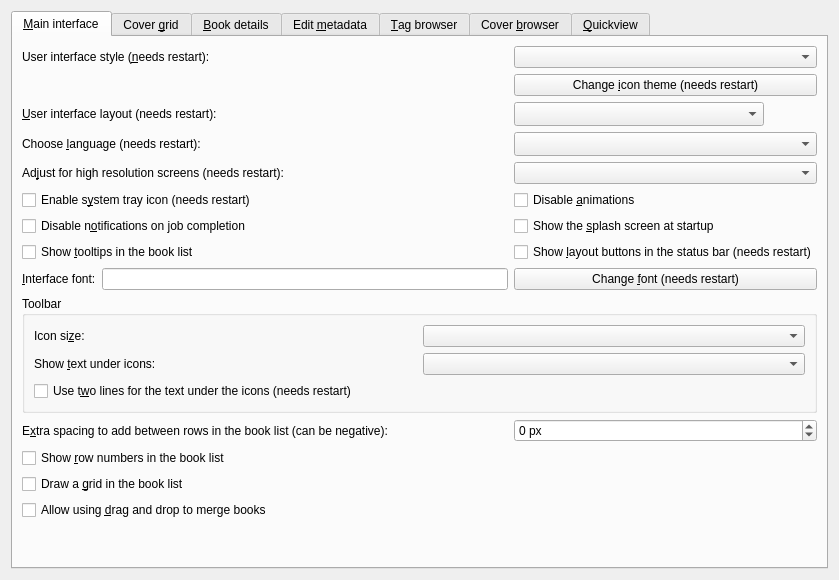
The window that src/calibre/gui2/preferences/look_feel.ui (kovidgoyal/calibre) describes before a commit, drawn with Qt 5.
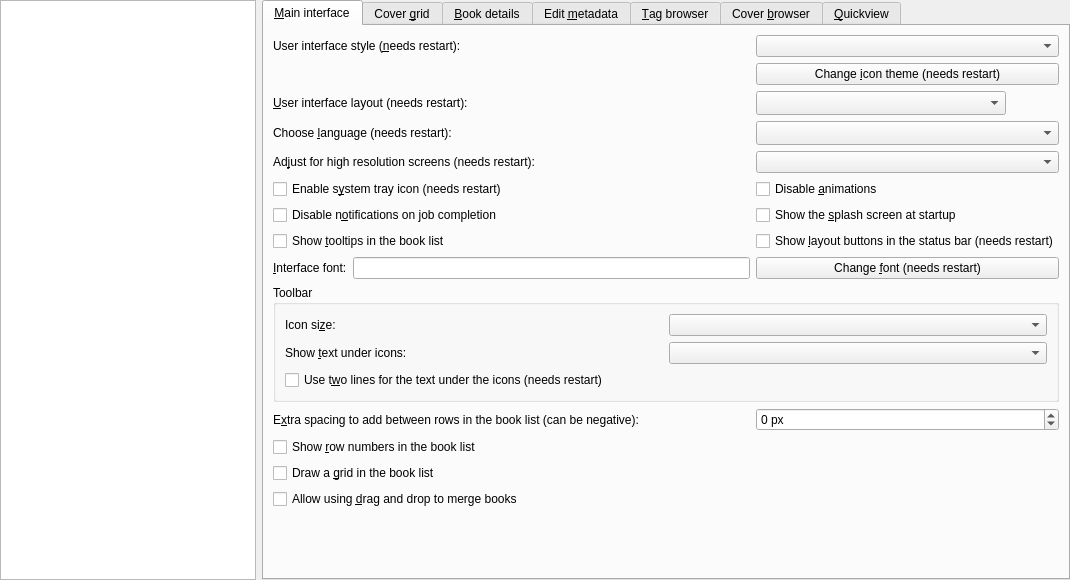
The same window after the commit. Icons and pictures are not drawn. Custom widgets are drawn as their Qt base class.

Commit message: Use a list instead of tabs for Preferences->Look & feel

The edit to the form file:
```diff
--- a/src/calibre/gui2/preferences/look_feel.ui
+++ b/src/calibre/gui2/preferences/look_feel.ui
@@ -6,15 +6,37 @@
    <rect>
     <x>0</x>
     <y>0</y>
-    <width>839</width>
+    <width>897</width>
     <height>580</height>
    </rect>
   </property>
   <property name="windowTitle">
    <string>Form</string>
   </property>
-  <layout class="QGridLayout" name="gridLayout_2">
-   <item row="0" column="0">
+  <layout class="QHBoxLayout" name="horizontalLayout_3">
+   <property name="leftMargin">
+    <number>0</number>
+   </property>
+   <property name="topMargin">
+    <number>0</number>
+   </property>
+   <property name="rightMargin">
+    <number>0</number>
+   </property>
+   <property name="bottomMargin">
+    <number>0</number>
+   </property>
+   <item>
+    <widget class="QListWidget" name="sections_view">
+     <property name="sizePolicy">
+      <sizepolicy hsizetype="Minimum" vsizetype="Expanding">
+       <horstretch>0</horstretch>
+       <verstretch>0</verstretch>
+      </sizepolicy>
+     </property>
+    </widget>
+   </item>
+   <item>
     <widget class="ScrollingTabWidget" name="tabWidget">
      <property name="currentIndex">
       <number>0</number>
```
The commit also changes 1 other file.
